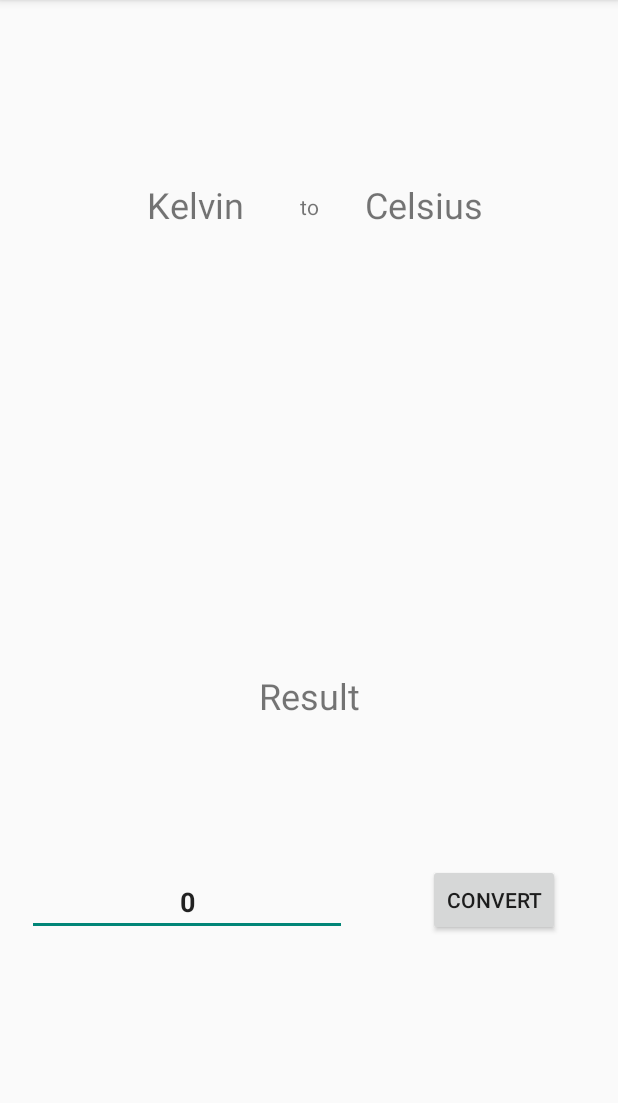
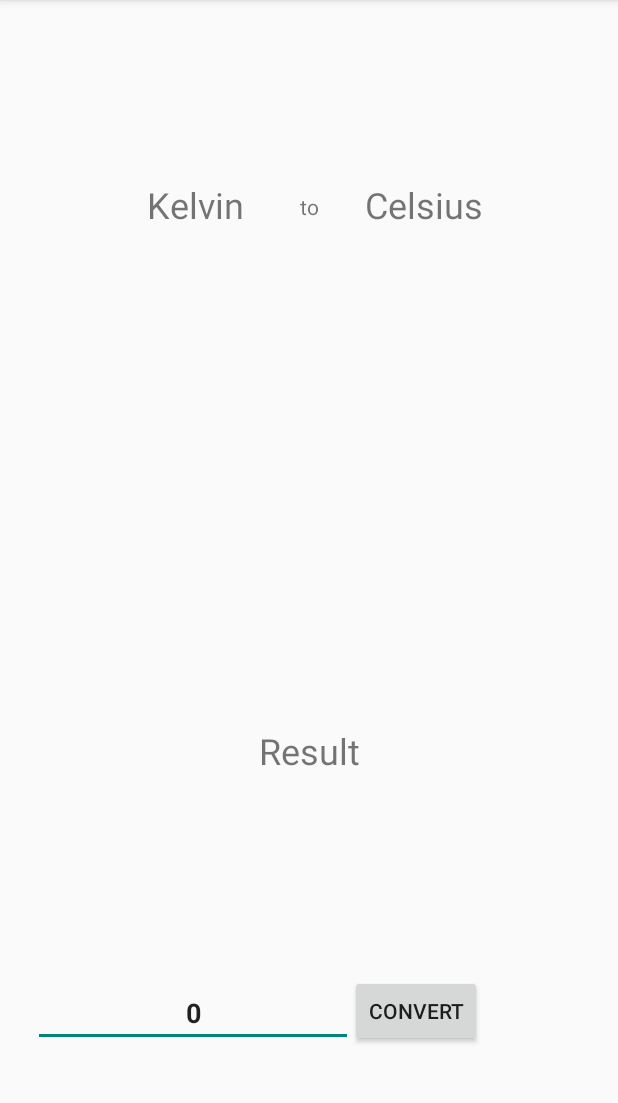
Before and after one commit to crownloyal/temper, an Android app: the screen it shows after launch (MainActivity), on a phone screen of 412 x 824 dp, the part 84-1187 px from its top. Run offline under Robolectric (Android 15) with nearby library versions, the phone set to English and light mode, and no system bars.

```diff
--- a/app/src/main/java/com/cit/dominicmbrause/temper/TempTextView.java
+++ b/app/src/main/java/com/cit/dominicmbrause/temper/TempTextView.java
@@ -1,9 +1,9 @@
 package com.cit.dominicmbrause.temper;
 
 import android.content.Context;
+import android.os.Parcel;
+import android.os.Parcelable;
 import android.util.AttributeSet;
-import android.view.ViewParent;
-import android.widget.TextView;
 
 public class TempTextView extends android.support.v7.widget.AppCompatTextView implements Cloneable {
 
--- a/app/src/main/java/com/cit/dominicmbrause/temper/TemperatureUnit.java
+++ b/app/src/main/java/com/cit/dominicmbrause/temper/TemperatureUnit.java
@@ -1,4 +1,6 @@
 package com.cit.dominicmbrause.temper;
+
+import android.os.Parcelable;
 
 import net.objecthunter.exp4j.ExpressionBuilder;
 
--- a/app/src/main/java/com/cit/dominicmbrause/temper/UnitSelectionController.java
+++ b/app/src/main/java/com/cit/dominicmbrause/temper/UnitSelectionController.java
@@ -39,7 +39,6 @@ class UnitSelectionController {
         return index;
     }
 
-
     void addUnit(TemperatureUnit temp) {
         temps.add(temp);
         counter.add(0);
--- a/app/src/main/res/layout/activity_main.xml
+++ b/app/src/main/res/layout/activity_main.xml
@@ -39,9 +39,9 @@
         android:id="@+id/editText__input"
         android:layout_width="wrap_content"
         android:layout_height="wrap_content"
-        android:layout_marginStart="5dp"
+        android:layout_marginStart="32dp"
         android:layout_marginEnd="8dp"
-        android:layout_marginBottom="144dp"
+        android:layout_marginBottom="70dp"
         android:ems="10"
         android:importantForAutofill="no"
         android:inputType="number"
@@ -49,8 +49,7 @@
         android:textAlignment="center"
         android:textStyle="bold"
         app:layout_constraintBottom_toBottomOf="parent"
-        app:layout_constraintEnd_toEndOf="parent"
-        app:layout_constraintHorizontal_bias="0.07"
+        app:layout_constraintEnd_toStartOf="@+id/button__convert"
         app:layout_constraintStart_toStartOf="parent"
         tools:text="Enter degree" />
 
@@ -59,8 +58,8 @@
         android:layout_width="wrap_content"
         android:layout_height="wrap_content"
         android:layout_marginStart="8dp"
-        android:layout_marginEnd="5dp"
-        android:layout_marginBottom="144dp"
+        android:layout_marginEnd="64dp"
+        android:layout_marginBottom="70dp"
         android:elevation="8dp"
         android:text="@string/button__convert"
         app:layout_constraintBottom_toBottomOf="parent"
@@ -75,7 +74,7 @@
         android:layout_height="wrap_content"
         android:layout_marginStart="8dp"
         android:layout_marginEnd="8dp"
-        android:layout_marginBottom="288dp"
+        android:layout_marginBottom="251dp"
         android:text="@string/textview_result"
         android:textSize="24sp"
         app:layout_constraintBottom_toBottomOf="parent"
```
Also changed, not shown: app/src/main/java/com/cit/dominicmbrause/temper/MainActivity.java (+26 -0 lines), app/src/main/res/mipmap-hdpi/ic_launcher.png, app/src/main/res/mipmap-mdpi/ic_launcher.png, app/src/main/res/mipmap-xhdpi/ic_launcher.png, app/src/main/res/mipmap-xxhdpi/ic_launcher.png, app/src/main/res/mipmap-xxxhdpi/ic_launcher.png, app/src/main/web_hi_res_512.png (added), 2 other files.
